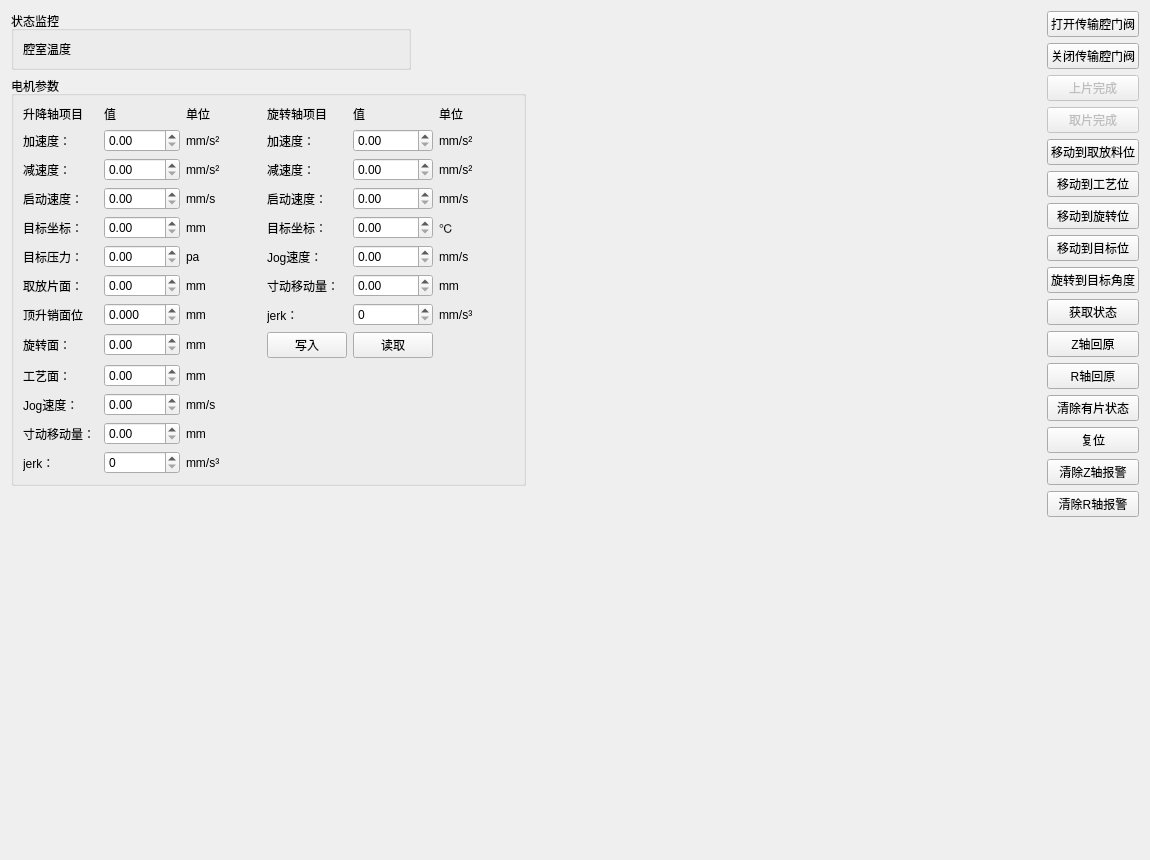
The window that device/src/PMCavity/fortrend_pm_cavity_subsystem_widget.ui (zhangzhenxi11/HL) describes before a commit, drawn with Qt 5.
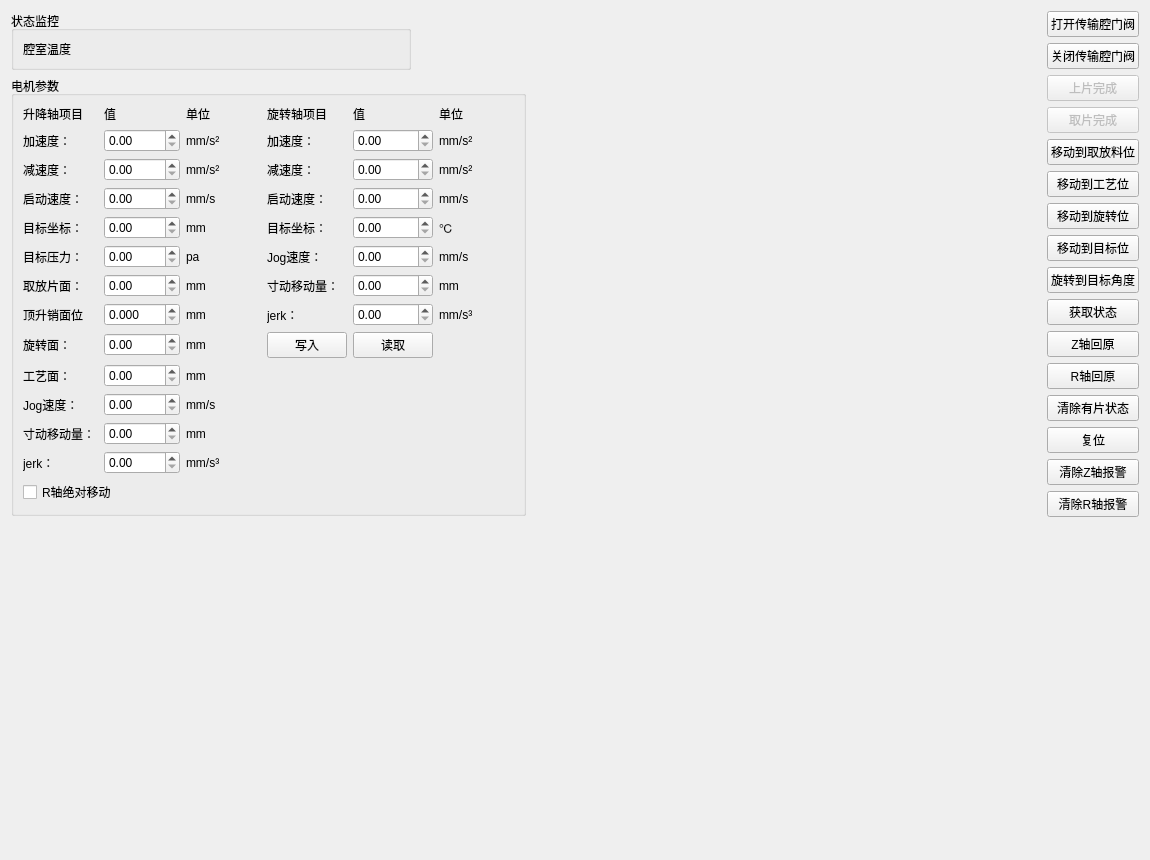
The same window after the commit.

Commit message: 1.修改spindle循环逻辑 2.支持r轴绝对移动

The edit to the form file:
```diff
--- a/device/src/PMCavity/fortrend_pm_cavity_subsystem_widget.ui
+++ b/device/src/PMCavity/fortrend_pm_cavity_subsystem_widget.ui
@@ -381,13 +381,6 @@
             </property>
            </widget>
           </item>
-          <item row="12" column="1">
-           <widget class="QSpinBox" name="lifting_axis_jerk_dsp">
-            <property name="maximum">
-             <number>999</number>
-            </property>
-           </widget>
-          </item>
           <item row="12" column="2">
            <widget class="QLabel" name="label_41">
             <property name="text">
@@ -493,13 +486,6 @@
             </property>
            </widget>
           </item>
-          <item row="7" column="4">
-           <widget class="QSpinBox" name="rotating_axis_jerk_dsp">
-            <property name="maximum">
-             <number>999</number>
-            </property>
-           </widget>
-          </item>
           <item row="8" column="4">
            <widget class="QPushButton" name="read_process_parameters_btn">
             <property name="text">
@@ -545,8 +531,21 @@
             </property>
            </widget>
           </item>
+          <item row="12" column="1">
+           <widget class="QDoubleSpinBox" name="lifting_axis_jerk_dsp"/>
+          </item>
+          <item row="7" column="4">
+           <widget class="QDoubleSpinBox" name="rotating_axis_jerk_dsp"/>
+          </item>
          </layout>
         </item>
+        <item>
+         <widget class="QCheckBox" name="rotating_absolute_model_chk">
+          <property name="text">
+           <string>R轴绝对移动</string>
+          </property>
+         </widget>
+        </item>
        </layout>
       </widget>
      </item>
```
The commit also changes 9 other files.
